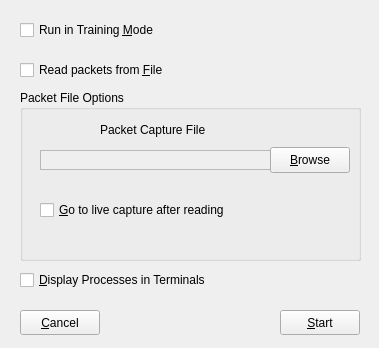
This is NovaGUI/UI/run_popup.ui in altf4/Nova as Qt 5 draws it before an edit. The edited form follows.
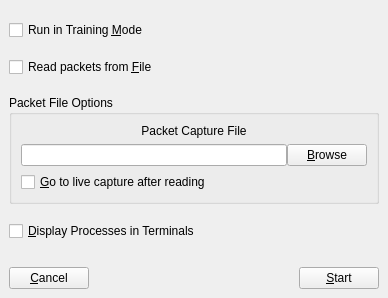
This is the edited form.

```diff
--- a/NovaGUI/UI/run_popup.ui
+++ b/NovaGUI/UI/run_popup.ui
@@ -6,23 +6,30 @@
    <rect>
     <x>0</x>
     <y>0</y>
-    <width>379</width>
-    <height>348</height>
+    <width>388</width>
+    <height>298</height>
    </rect>
   </property>
   <property name="windowTitle">
    <string>Run as...</string>
   </property>
   <widget class="QWidget" name="centralwidget">
+   <layout class="QVBoxLayout" name="verticalLayout_2">
+    <item>
+     <spacer name="verticalSpacer_3">
+      <property name="orientation">
+       <enum>Qt::Vertical</enum>
+      </property>
+      <property name="sizeHint" stdset="0">
+       <size>
+        <width>20</width>
+        <height>40</height>
+       </size>
+      </property>
+     </spacer>
+    </item>
+    <item>
    <widget class="QCheckBox" name="trainingCheckBox">
-    <property name="geometry">
-     <rect>
-      <x>20</x>
-      <y>20</y>
-      <width>291</width>
-      <height>20</height>
-     </rect>
-    </property>
     <property name="layoutDirection">
      <enum>Qt::LeftToRight</enum>
     </property>
@@ -30,15 +37,22 @@
      <string>Run in Training &amp;Mode</string>
     </property>
    </widget>
+    </item>
+    <item>
+     <spacer name="verticalSpacer_4">
+      <property name="orientation">
+       <enum>Qt::Vertical</enum>
+      </property>
+      <property name="sizeHint" stdset="0">
+       <size>
+        <width>20</width>
+        <height>40</height>
+       </size>
+      </property>
+     </spacer>
+    </item>
+    <item>
    <widget class="QCheckBox" name="pcapCheckBox">
-    <property name="geometry">
-     <rect>
-      <x>20</x>
-      <y>60</y>
-      <width>321</width>
-      <height>20</height>
-     </rect>
-    </property>
     <property name="layoutDirection">
      <enum>Qt::LeftToRight</enum>
     </property>
@@ -46,72 +60,65 @@
      <string>Read packets from &amp;File</string>
     </property>
    </widget>
+    </item>
+    <item>
+     <spacer name="verticalSpacer_2">
+      <property name="orientation">
+       <enum>Qt::Vertical</enum>
+      </property>
+      <property name="sizeHint" stdset="0">
+       <size>
+        <width>20</width>
+        <height>40</height>
+       </size>
+      </property>
+     </spacer>
+    </item>
+    <item>
    <widget class="QGroupBox" name="pcapGroupBox">
     <property name="enabled">
      <bool>true</bool>
     </property>
-    <property name="geometry">
-     <rect>
-      <x>20</x>
-      <y>90</y>
-      <width>341</width>
-      <height>171</height>
-     </rect>
-    </property>
     <property name="title">
      <string>Packet File Options</string>
     </property>
-    <widget class="QTextEdit" name="pcapEdit">
-     <property name="enabled">
-      <bool>false</bool>
-     </property>
-     <property name="geometry">
-      <rect>
-       <x>20</x>
-       <y>60</y>
-       <width>248</width>
-       <height>20</height>
-      </rect>
-     </property>
-    </widget>
+      <layout class="QVBoxLayout" name="verticalLayout">
+       <item>
     <widget class="QLabel" name="pcapLabel">
-     <property name="geometry">
-      <rect>
-       <x>80</x>
-       <y>30</y>
-       <width>151</width>
-       <height>20</height>
-      </rect>
-     </property>
      <property name="text">
       <string>Packet Capture File</string>
      </property>
-    </widget>
+         <property name="alignment">
+          <set>Qt::AlignBottom|Qt::AlignHCenter</set>
+         </property>
+        </widget>
+       </item>
+       <item>
+        <layout class="QHBoxLayout" name="fileDialogHBox">
+         <property name="spacing">
+          <number>0</number>
+         </property>
+         <item>
+          <widget class="QLineEdit" name="pcapEdit">
+           <property name="readOnly">
+            <bool>true</bool>
+           </property>
+          </widget>
+         </item>
+         <item>
     <widget class="QPushButton" name="pcapButton">
-     <property name="geometry">
-      <rect>
-       <x>250</x>
-       <y>57</y>
-       <width>80</width>
-       <height>26</height>
-      </rect>
-     </property>
      <property name="text">
       <string>&amp;Browse</string>
      </property>
     </widget>
+         </item>
+        </layout>
+       </item>
+       <item>
     <widget class="QCheckBox" name="liveCapCheckBox">
      <property name="enabled">
       <bool>true</bool>
      </property>
-     <property name="geometry">
-      <rect>
-       <x>20</x>
-       <y>110</y>
-       <width>301</width>
-       <height>20</height>
-      </rect>
-     </property>
      <property name="layoutDirection">
       <enum>Qt::LeftToRight</enum>
      </property>
@@ -119,42 +126,25 @@
       <string>&amp;Go to live capture after reading</string>
      </property>
     </widget>
-   </widget>
-   <widget class="QPushButton" name="startButton">
-    <property name="geometry">
-     <rect>
-      <x>280</x>
-      <y>310</y>
-      <width>80</width>
-      <height>25</height>
-     </rect>
-    </property>
-    <property name="text">
-     <string>&amp;Start</string>
-    </property>
-   </widget>
-   <widget class="QPushButton" name="cancelButton">
-    <property name="geometry">
-     <rect>
-      <x>20</x>
-      <y>310</y>
-      <width>80</width>
-      <height>25</height>
-     </rect>
-    </property>
-    <property name="text">
-     <string>&amp;Cancel</string>
-    </property>
-   </widget>
+       </item>
+      </layout>
+     </widget>
+    </item>
+    <item>
+     <spacer name="verticalSpacer">
+      <property name="orientation">
+       <enum>Qt::Vertical</enum>
+      </property>
+      <property name="sizeHint" stdset="0">
+       <size>
+        <width>20</width>
+        <height>40</height>
+       </size>
+      </property>
+     </spacer>
+    </item>
+    <item>
    <widget class="QCheckBox" name="terminalCheckBox">
-    <property name="geometry">
-     <rect>
-      <x>20</x>
-      <y>270</y>
-      <width>291</width>
-      <height>20</height>
-     </rect>
-    </property>
     <property name="layoutDirection">
      <enum>Qt::LeftToRight</enum>
     </property>
@@ -162,6 +152,52 @@
      <string>&amp;Display Processes in Terminals</string>
     </property>
    </widget>
+    </item>
+    <item>
+     <spacer name="horizontalSpacer_2">
+      <property name="orientation">
+       <enum>Qt::Horizontal</enum>
+      </property>
+      <property name="sizeHint" stdset="0">
+       <size>
+        <width>40</width>
+        <height>20</height>
+       </size>
+      </property>
+     </spacer>
+    </item>
+    <item>
+     <layout class="QHBoxLayout" name="horizontalLayout">
+      <item>
+       <widget class="QPushButton" name="cancelButton">
+        <property name="text">
+         <string>&amp;Cancel</string>
+        </property>
+       </widget>
+      </item>
+      <item>
+       <spacer name="horizontalSpacer">
+        <property name="orientation">
+         <enum>Qt::Horizontal</enum>
+        </property>
+        <property name="sizeHint" stdset="0">
+         <size>
+          <width>40</width>
+          <height>20</height>
+         </size>
+        </property>
+       </spacer>
+      </item>
+      <item>
+       <widget class="QPushButton" name="startButton">
+        <property name="text">
+         <string>&amp;Start</string>
+        </property>
+       </widget>
+      </item>
+     </layout>
+    </item>
+   </layout>
   </widget>
  </widget>
  <resources/>
```
Left out of the diff: 3 changed lines with no effect on the pictures. Lines whose indentation alone changed are shown as unchanged.
